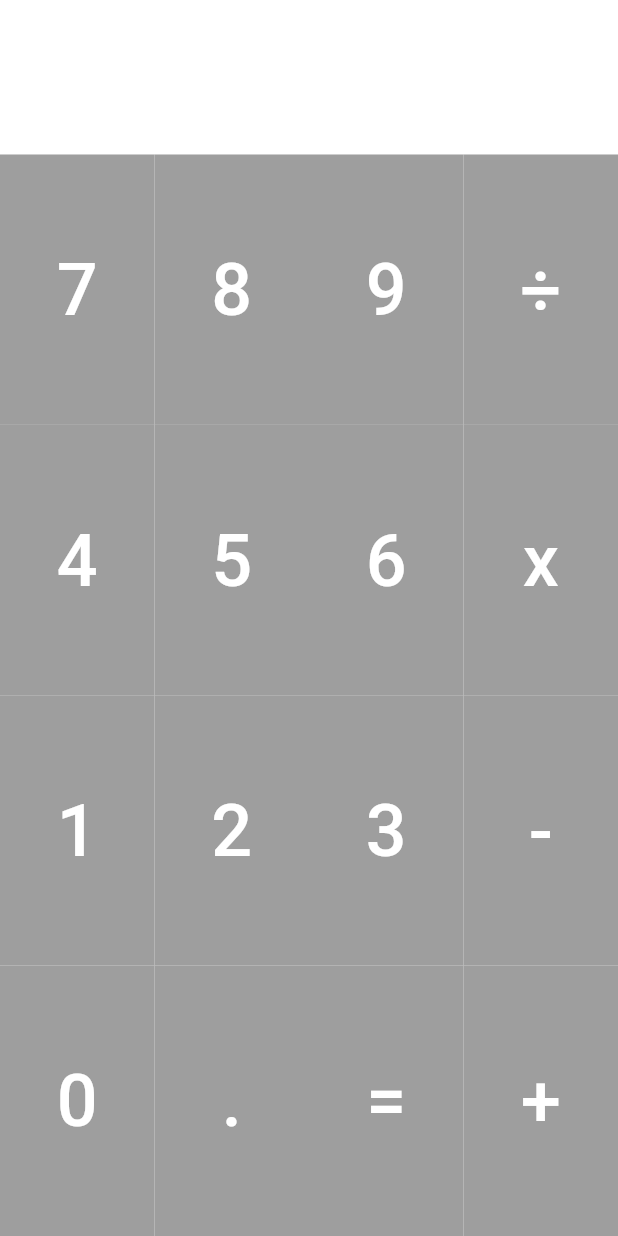
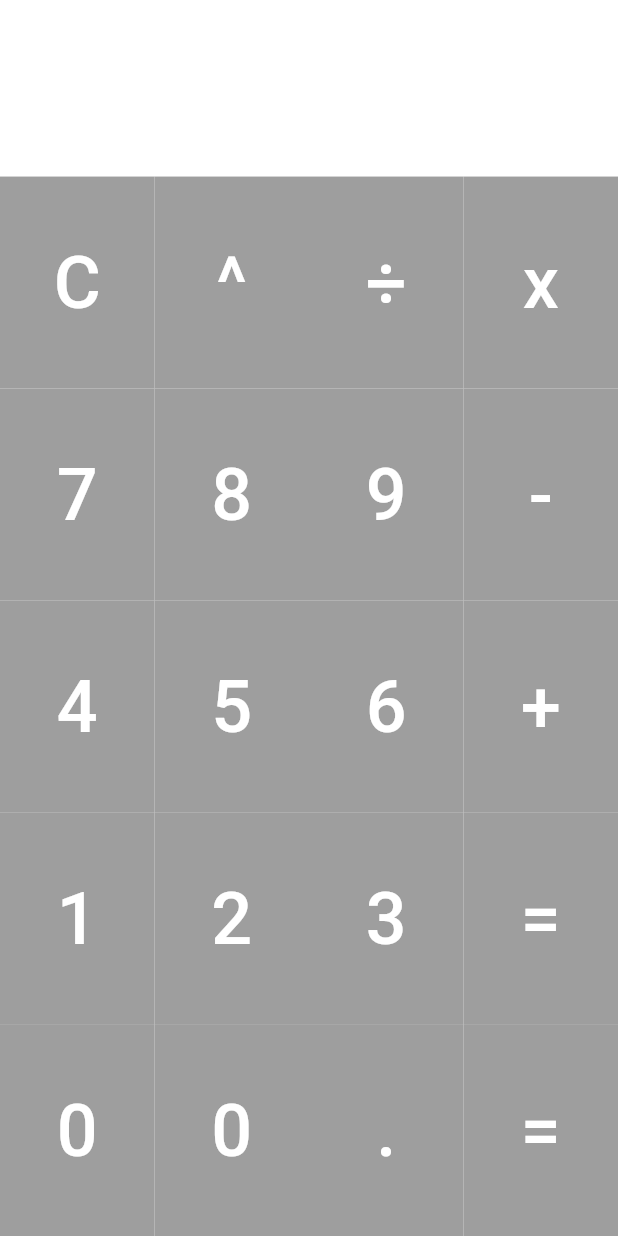
Before and after one commit to jackcsthomson/my_calculator, a Flutter app: the screen it shows after launch, on a phone screen of 412 x 824 dp. Run offline on Flutter 3.47's test engine with Material 2 defaults, Android fonts, the phone set to English and light mode, and no system bars; missing offline and left inert: function_tree.

Commit message:
Update main.dart

```diff
--- a/lib/main.dart
+++ b/lib/main.dart
@@ -1,4 +1,5 @@
 import 'package:flutter/material.dart';
+import 'package:function_tree/function_tree.dart';
 
 void main() {
   runApp(const MyApp());
@@ -28,18 +29,28 @@ class MyHomePage extends StatefulWidget {
 
 class _MyHomePageState extends State<MyHomePage> {
   String _calcText = '';
+  String _solutionText = '';
 
   void _changeText(String s) {
     setState(() {
-      _calcText = _calcText + s;
+      if (s == '=') {
+        _solutionText = _calcText
+            .replaceAll('x', '*')
+            .replaceAll('÷', '/')
+            .interpret()
+            .toString();
+      } else {
+        _calcText = _calcText + s;
+      }
     });
   }
 
   static const List<List<String>> lon = [
-    ['7', '8', '9', '÷'],
-    ['4', '5', '6', 'x'],
-    ['1', '2', '3', '-'],
-    ['0', '.', '=', '+']
+    ['C', '^', '÷', 'x'],
+    ['7', '8', '9', '-'],
+    ['4', '5', '6', '+'],
+    ['1', '2', '3', '='],
+    ['0', '0', '.', '=']
   ];
 
   Widget buttonBuilder(
@@ -72,7 +83,7 @@ class _MyHomePageState extends State<MyHomePage> {
   Widget build(BuildContext context) {
     double width = MediaQuery.of(context).size.width;
     double pheight = MediaQuery.of(context).size.height;
-    double height = pheight - (pheight / 8);
+    double height = pheight - (pheight / 7);
 
     return Scaffold(
       body: Center(
@@ -82,15 +93,26 @@ class _MyHomePageState extends State<MyHomePage> {
           children: [
             Container(
               width: width,
-              height: pheight / 8,
+              height: pheight / 7,
               color: Colors.white,
               child: Align(
                 alignment: Alignment.centerLeft,
                 child: Padding(
                   padding: const EdgeInsets.only(left: 10.0),
-                  child: Text(
-                    _calcText,
-                    style: const TextStyle(color: Colors.black, fontSize: 48),
+                  child: Column(
+                    mainAxisAlignment: MainAxisAlignment.start,
+                    children: [
+                      Text(
+                        _calcText,
+                        style:
+                            const TextStyle(color: Colors.black, fontSize: 48),
+                      ),
+                      Text(
+                        (_solutionText == '') ? '' : '= $_solutionText',
+                        style:
+                            const TextStyle(color: Colors.black, fontSize: 54),
+                      ),
+                    ],
                   ),
                 ),
               ),
@@ -102,7 +124,7 @@ class _MyHomePageState extends State<MyHomePage> {
                 children: [
                   for (String s in L)
                     buttonBuilder(
-                        s, Colors.grey, Colors.white, height / 4, width / 4),
+                        s, Colors.grey, Colors.white, height / 5, width / 4),
                 ],
               ),
             /*Row(
```
